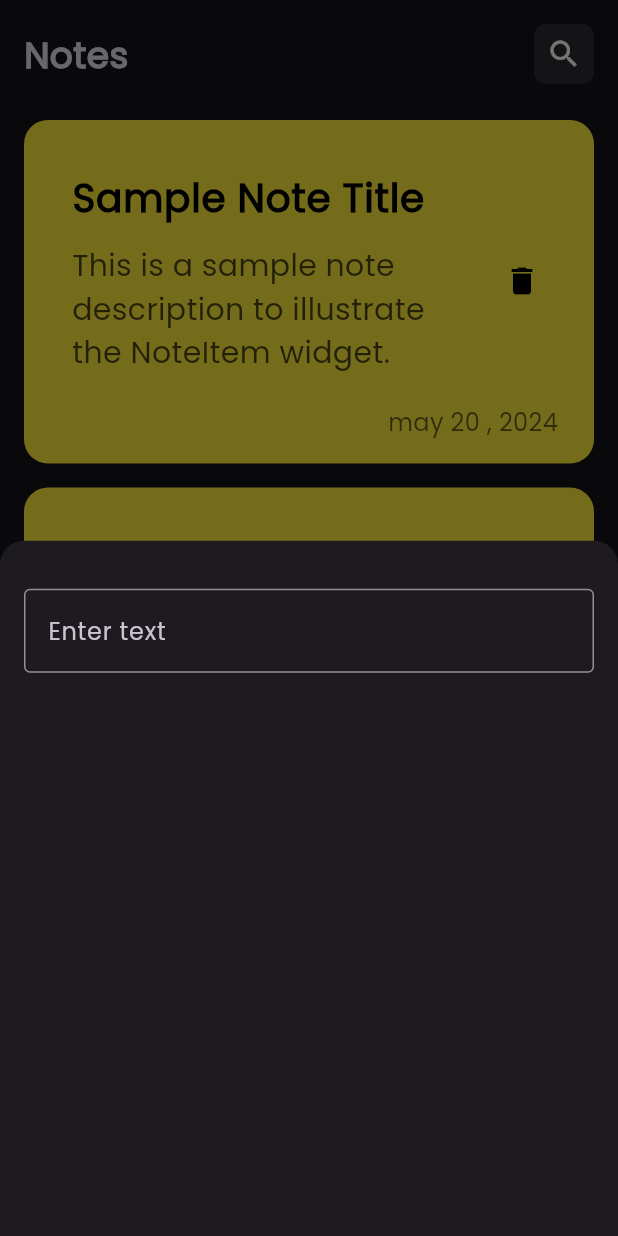
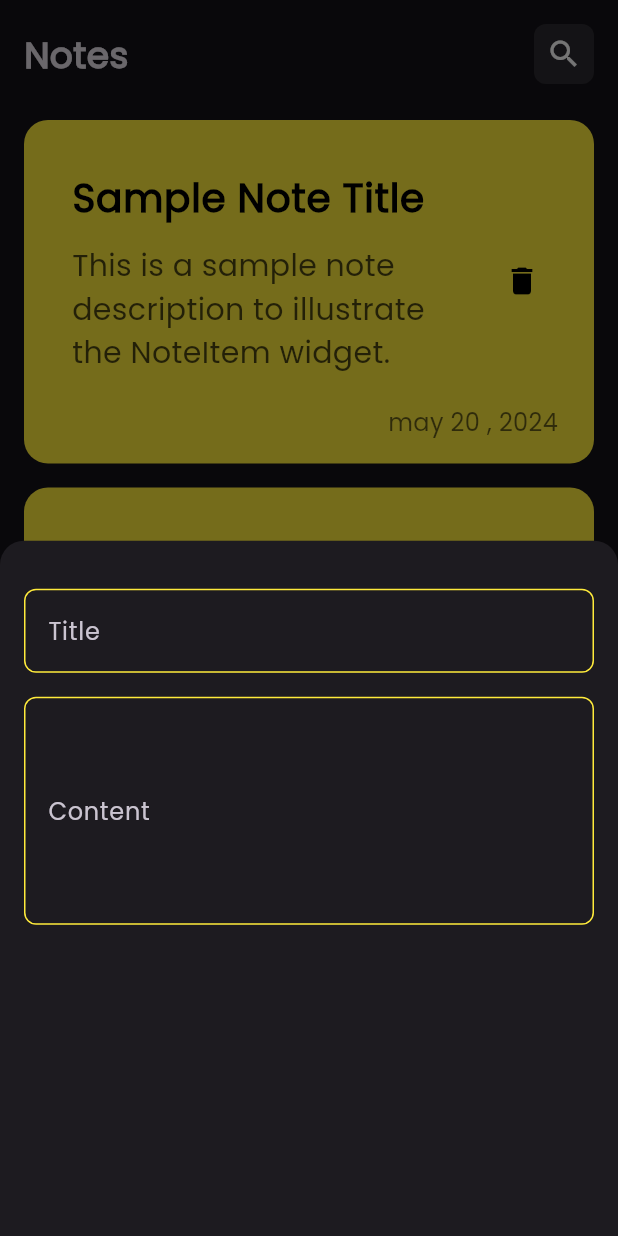
Before and after one commit to jamal-mousa/notes_app, a Flutter app: the screen it shows after launch, after a tap on the "add" icon, on a phone screen of 412 x 824 dp. Run offline on Flutter 3.47's test engine with Material 3 defaults, Android fonts, the phone set to English and light mode, and no system bars.

Commit message:
enhance CustomTextField with hint and maxLines parameters; update AddNotesBottomSheet for structured input

```diff
--- a/lib/widgets/add_notes_bottom_sheet.dart
+++ b/lib/widgets/add_notes_bottom_sheet.dart
@@ -13,7 +13,10 @@ class AddNotesBottomSheet extends StatelessWidget {
         children:
         [
           SizedBox(height: 32),
-          CustomTextField()
+          CustomTextField(hint: "Title",),
+          SizedBox(height: 16),
+          CustomTextField(hint: "Content", maxLines: 5,),
+          SizedBox(height: 24),
         ],
       ),
     );
--- a/lib/widgets/custom_text_field.dart
+++ b/lib/widgets/custom_text_field.dart
@@ -1,18 +1,35 @@
 import 'package:flutter/material.dart';
 
 class CustomTextField extends StatelessWidget {
-  const CustomTextField({super.key});
+  const CustomTextField({super.key, this.hint , this.maxLines = 1});
+  final String? hint;
+  final int maxLines ;
 
   @override
   Widget build(BuildContext context) {
     return TextField
     (
+      maxLines: maxLines,
       decoration: InputDecoration(
-        border: OutlineInputBorder(),
-        labelText: 'Enter text',
-        hintText: 'Title',
+        // border: OutlineInputBorder
+        // (
+        //   borderRadius: BorderRadius.circular(8),
+        //   borderSide: BorderSide(color: Colors.black,),
+        // ),
+        enabledBorder: OutlineInputBorder
+        (
+          borderRadius: BorderRadius.circular(8),
+          borderSide: BorderSide(color: Colors.yellow,),
+        ),
+        focusedBorder: OutlineInputBorder
+        (
+          borderRadius: BorderRadius.circular(8),
+          borderSide: BorderSide(color: Colors.green,),
+        ),
+        labelText: hint,
+        hintText: 'Enter Text',
       ),
-      style: TextStyle(fontSize: 16.0, color: Colors.black),
+      style: TextStyle(fontSize: 16.0, color: Colors.white),
       cursorColor: Colors.blue,
       keyboardType: TextInputType.text,
       textInputAction: TextInputAction.done,
```
